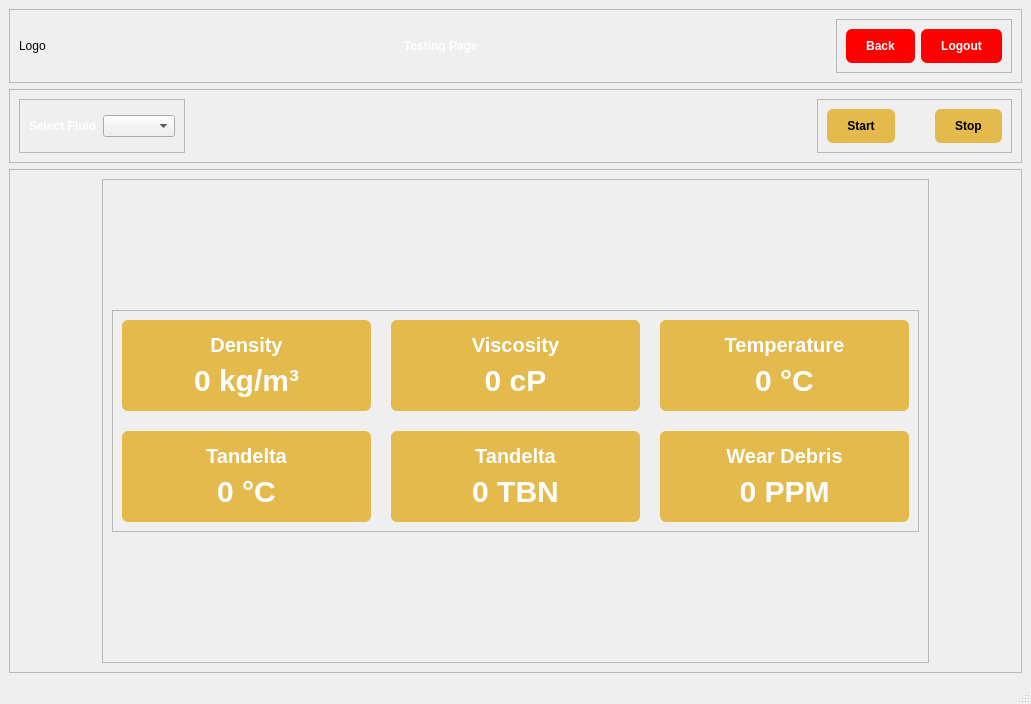
Qt form Assets/UiFiles/testingPage.ui (Jeffrey-Ragland/pyqt5IOCLTwo) before a commit.
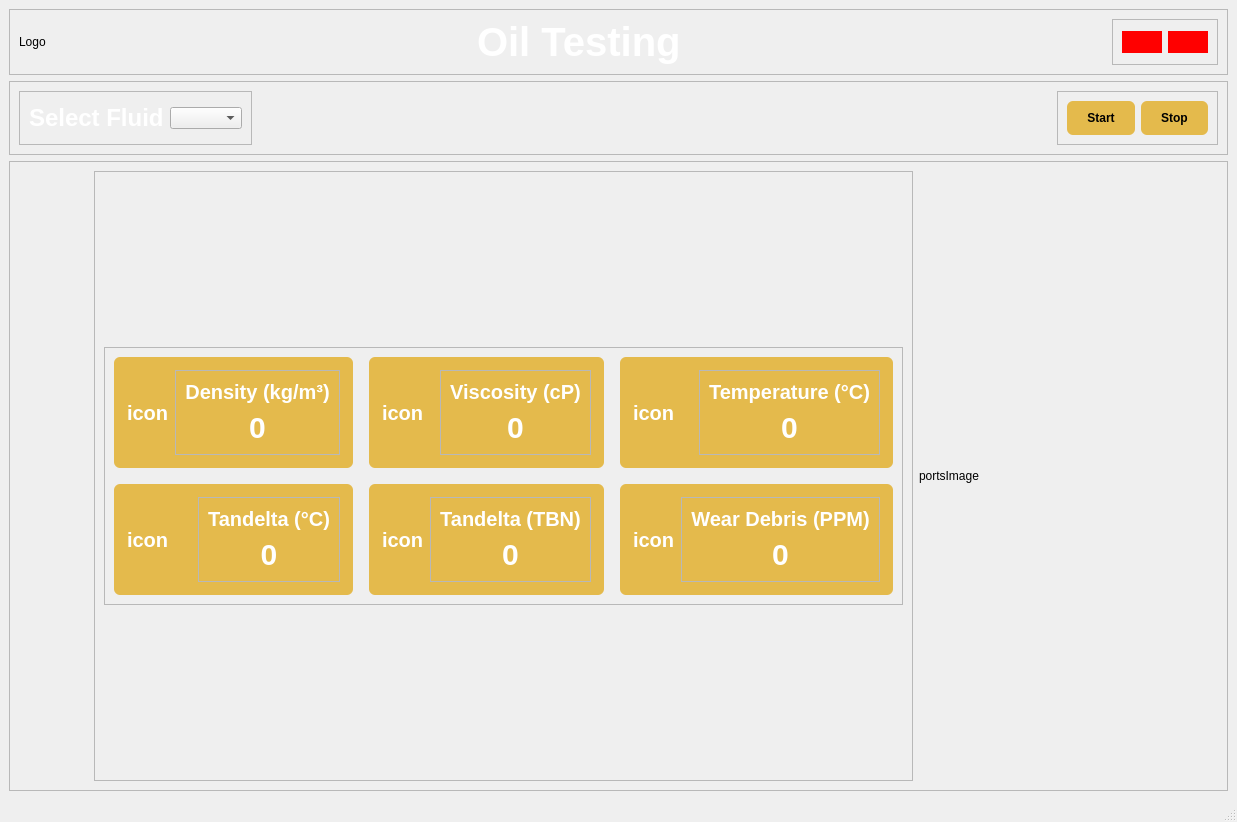
The same form after that commit.

```diff
--- a/Assets/UiFiles/testingPage.ui
+++ b/Assets/UiFiles/testingPage.ui
@@ -6,8 +6,8 @@
    <rect>
     <x>0</x>
     <y>0</y>
-    <width>1031</width>
-    <height>704</height>
+    <width>1237</width>
+    <height>822</height>
    </rect>
   </property>
   <property name="windowTitle">
@@ -49,11 +49,12 @@
          <property name="styleSheet">
           <string notr="true">QLabel {
     color: white;
+	font-size: 40px;
 	font-weight: bold;
 }</string>
          </property>
          <property name="text">
-          <string>Testing Page</string>
+          <string>Oil Testing</string>
          </property>
         </widget>
        </item>
@@ -76,8 +77,8 @@
           <string notr="true">QPushButton {
 	background-color: rgb(255, 0, 0);
    	color: white;
-	border-radius: 6px;
-	padding: 10px 20px;
+	border-radius: 16px;
+	padding: 4px;
 	font: bold;
 }
 </string>
@@ -95,7 +96,7 @@
              <string notr="true"/>
             </property>
             <property name="text">
-             <string>Back</string>
+             <string/>
             </property>
            </widget>
           </item>
@@ -105,7 +106,7 @@
              <string notr="true"/>
             </property>
             <property name="text">
-             <string>Logout</string>
+             <string/>
             </property>
            </widget>
           </item>
@@ -139,6 +140,7 @@
              <string notr="true">QLabel {
     color: white;
 	font-weight: bold;
+	font-size: 24px;
 }
 </string>
             </property>
@@ -186,7 +188,7 @@
          </property>
          <layout class="QHBoxLayout" name="horizontalLayout_3">
           <property name="spacing">
-           <number>40</number>
+           <number>6</number>
           </property>
           <item>
            <widget class="QPushButton" name="testingStartButton">
@@ -222,7 +224,7 @@
       <property name="frameShadow">
        <enum>QFrame::Raised</enum>
       </property>
-      <layout class="QHBoxLayout" name="horizontalLayout_6" stretch="1,10,1">
+      <layout class="QHBoxLayout" name="horizontalLayout_12" stretch="1,6,3,1">
        <item>
         <spacer name="horizontalSpacer_4">
          <property name="orientation">
@@ -230,7 +232,7 @@
          </property>
          <property name="sizeHint" stdset="0">
           <size>
-           <width>79</width>
+           <width>60</width>
            <height>20</height>
           </size>
          </property>
@@ -268,7 +270,7 @@
             </property>
             <layout class="QGridLayout" name="gridLayout" rowstretch="1,1" columnstretch="1,1,1">
              <property name="spacing">
-              <number>20</number>
+              <number>16</number>
              </property>
              <item row="0" column="0">
               <widget class="QFrame" name="frame_8">
@@ -278,8 +280,35 @@
     border-radius: 6px; 
     background-color: rgb(228, 186, 76);
 }
-</string>
+
+QLabel {
+	font: bold;
+	color: white;
+	font-size: 20px;
+}
+
+#densityCardLabel {
+	font: bold;
+	color: white;
+	font-size: 30px;
+}</string>
                </property>
+               <property name="frameShape">
+                <enum>QFrame::StyledPanel</enum>
+               </property>
+               <property name="frameShadow">
+                <enum>QFrame::Raised</enum>
+               </property>
+               <layout class="QHBoxLayout" name="horizontalLayout_6" stretch="1,2">
+                <item>
+                 <widget class="QLabel" name="densityCardIconLabel">
+                  <property name="text">
+                   <string>icon</string>
+                  </property>
+                 </widget>
+                </item>
+                <item>
+                 <widget class="QFrame" name="frame_15">
                <property name="frameShape">
                 <enum>QFrame::StyledPanel</enum>
                </property>
@@ -290,14 +319,10 @@
                 <item>
                  <widget class="QLabel" name="label_4">
                   <property name="styleSheet">
-                   <string notr="true">QLabel {
-	font: bold;
-	color: white;
-	font-size: 20px;
-}</string>
+                      <string notr="true"/>
                   </property>
                   <property name="text">
-                   <string>Density</string>
+                      <string>Density (kg/m³)</string>
                   </property>
                   <property name="alignment">
                    <set>Qt::AlignCenter</set>
@@ -307,18 +332,17 @@
                 <item>
                  <widget class="QLabel" name="densityCardLabel">
                   <property name="styleSheet">
-                   <string notr="true">#densityCardLabel {
-	font: bold;
-	color: white;
-	font-size: 30px;
-}</string>
+                      <string notr="true"/>
                   </property>
                   <property name="text">
-                   <string>0 kg/m³</string>
+                      <string>0</string>
                   </property>
                   <property name="alignment">
                    <set>Qt::AlignCenter</set>
                   </property>
+                    </widget>
+                   </item>
+                  </layout>
                  </widget>
                 </item>
                </layout>
@@ -350,11 +374,27 @@
                <property name="frameShadow">
                 <enum>QFrame::Raised</enum>
                </property>
+               <layout class="QHBoxLayout" name="horizontalLayout_7" stretch="1,2">
+                <item>
+                 <widget class="QLabel" name="viscosityCardIconLabel">
+                  <property name="text">
+                   <string>icon</string>
+                  </property>
+                 </widget>
+                </item>
+                <item>
+                 <widget class="QFrame" name="frame_16">
+                  <property name="frameShape">
+                   <enum>QFrame::StyledPanel</enum>
+                  </property>
+                  <property name="frameShadow">
+                   <enum>QFrame::Raised</enum>
+                  </property>
                <layout class="QVBoxLayout" name="verticalLayout_3">
                 <item>
                  <widget class="QLabel" name="label_5">
                   <property name="text">
-                   <string>Viscosity</string>
+                      <string>Viscosity (cP)</string>
                   </property>
                   <property name="alignment">
                    <set>Qt::AlignCenter</set>
@@ -364,11 +404,14 @@
                 <item>
                  <widget class="QLabel" name="viscosityCardLabel">
                   <property name="text">
-                   <string>0 cP</string>
+                      <string>0</string>
                   </property>
                   <property name="alignment">
                    <set>Qt::AlignCenter</set>
                   </property>
+                    </widget>
+                   </item>
+                  </layout>
                  </widget>
                 </item>
                </layout>
@@ -400,11 +443,27 @@
                <property name="frameShadow">
                 <enum>QFrame::Raised</enum>
                </property>
+               <layout class="QHBoxLayout" name="horizontalLayout_8" stretch="1,2">
+                <item>
+                 <widget class="QLabel" name="temperatureCardIconLabel">
+                  <property name="text">
+                   <string>icon</string>
+                  </property>
+                 </widget>
+                </item>
+                <item>
+                 <widget class="QFrame" name="frame_17">
+                  <property name="frameShape">
+                   <enum>QFrame::StyledPanel</enum>
+                  </property>
+                  <property name="frameShadow">
+                   <enum>QFrame::Raised</enum>
+                  </property>
                <layout class="QVBoxLayout" name="verticalLayout">
                 <item>
                  <widget class="QLabel" name="label_3">
                   <property name="text">
-                   <string>Temperature</string>
+                      <string>Temperature (°C)</string>
                   </property>
                   <property name="alignment">
                    <set>Qt::AlignCenter</set>
@@ -414,11 +473,14 @@
                 <item>
                  <widget class="QLabel" name="temperatureCardLabel">
                   <property name="text">
-                   <string>0 °C</string>
+                      <string>0</string>
                   </property>
                   <property name="alignment">
                    <set>Qt::AlignCenter</set>
                   </property>
+                    </widget>
+                   </item>
+                  </layout>
                  </widget>
                 </item>
                </layout>
@@ -450,11 +512,27 @@
                <property name="frameShadow">
                 <enum>QFrame::Raised</enum>
                </property>
+               <layout class="QHBoxLayout" name="horizontalLayout_9" stretch="1,2">
+                <item>
+                 <widget class="QLabel" name="tandelta1CardIconLabel">
+                  <property name="text">
+                   <string>icon</string>
+                  </property>
+                 </widget>
+                </item>
+                <item>
+                 <widget class="QFrame" name="frame_18">
+                  <property name="frameShape">
+                   <enum>QFrame::StyledPanel</enum>
+                  </property>
+                  <property name="frameShadow">
+                   <enum>QFrame::Raised</enum>
+                  </property>
                <layout class="QVBoxLayout" name="verticalLayout_4">
                 <item>
                  <widget class="QLabel" name="label_6">
                   <property name="text">
-                   <string>Tandelta</string>
+                      <string>Tandelta (°C)</string>
                   </property>
                   <property name="alignment">
                    <set>Qt::AlignCenter</set>
@@ -464,11 +542,14 @@
                 <item>
                  <widget class="QLabel" name="tandelta1CardLabel">
                   <property name="text">
-                   <string>0 °C</string>
+                      <string>0</string>
                   </property>
                   <property name="alignment">
                    <set>Qt::AlignCenter</set>
                   </property>
+                    </widget>
+                   </item>
+                  </layout>
                  </widget>
                 </item>
                </layout>
@@ -500,11 +581,27 @@
                <property name="frameShadow">
                 <enum>QFrame::Raised</enum>
                </property>
+               <layout class="QHBoxLayout" name="horizontalLayout_10" stretch="1,2">
+                <item>
+                 <widget class="QLabel" name="tandelta2CardIconLabel">
+                  <property name="text">
+                   <string>icon</string>
+                  </property>
+                 </widget>
+                </item>
+                <item>
+                 <widget class="QFrame" name="frame_19">
+                  <property name="frameShape">
+                   <enum>QFrame::StyledPanel</enum>
+                  </property>
+                  <property name="frameShadow">
+                   <enum>QFrame::Raised</enum>
+                  </property>
                <layout class="QVBoxLayout" name="verticalLayout_5">
                 <item>
                  <widget class="QLabel" name="label_7">
                   <property name="text">
-                   <string>Tandelta</string>
+                      <string>Tandelta (TBN)</string>
                   </property>
                   <property name="alignment">
                    <set>Qt::AlignCenter</set>
@@ -514,11 +611,14 @@
                 <item>
                  <widget class="QLabel" name="tandelta2CardLabel">
                   <property name="text">
-                   <string>0 TBN</string>
+                      <string>0</string>
                   </property>
                   <property name="alignment">
                    <set>Qt::AlignCenter</set>
                   </property>
+                    </widget>
+                   </item>
+                  </layout>
                  </widget>
                 </item>
                </layout>
@@ -550,11 +650,27 @@
                <property name="frameShadow">
                 <enum>QFrame::Raised</enum>
                </property>
+               <layout class="QHBoxLayout" name="horizontalLayout_11" stretch="1,2">
+                <item>
+                 <widget class="QLabel" name="wearDebrisCardIconLabel">
+                  <property name="text">
+                   <string>icon</string>
+                  </property>
+                 </widget>
+                </item>
+                <item>
+                 <widget class="QFrame" name="frame_20">
+                  <property name="frameShape">
+                   <enum>QFrame::StyledPanel</enum>
+                  </property>
+                  <property name="frameShadow">
+                   <enum>QFrame::Raised</enum>
+                  </property>
                <layout class="QVBoxLayout" name="verticalLayout_6">
                 <item>
                  <widget class="QLabel" name="label_8">
                   <property name="text">
-                   <string>Wear Debris</string>
+                      <string>Wear Debris (PPM)</string>
                   </property>
                   <property name="alignment">
                    <set>Qt::AlignCenter</set>
@@ -564,11 +680,14 @@
                 <item>
                  <widget class="QLabel" name="wearDebrisCardLabel">
                   <property name="text">
-                   <string>0 PPM</string>
+                      <string>0</string>
                   </property>
                   <property name="alignment">
                    <set>Qt::AlignCenter</set>
                   </property>
+                    </widget>
+                   </item>
+                  </layout>
                  </widget>
                 </item>
                </layout>
@@ -585,7 +704,7 @@
             <property name="sizeHint" stdset="0">
              <size>
               <width>20</width>
-              <height>104</height>
+              <height>144</height>
              </size>
             </property>
            </spacer>
@@ -593,6 +712,13 @@
          </layout>
         </widget>
        </item>
+       <item>
+        <widget class="QLabel" name="portsImageLabel">
+         <property name="text">
+          <string>portsImage</string>
+         </property>
+        </widget>
+       </item>
        <item>
         <spacer name="horizontalSpacer_5">
          <property name="orientation">
@@ -600,7 +726,7 @@
          </property>
          <property name="sizeHint" stdset="0">
           <size>
-           <width>79</width>
+           <width>60</width>
            <height>20</height>
           </size>
          </property>
```
Left out of the diff: 4 changed lines with no effect on the pictures. Lines whose indentation alone changed are shown as unchanged.
